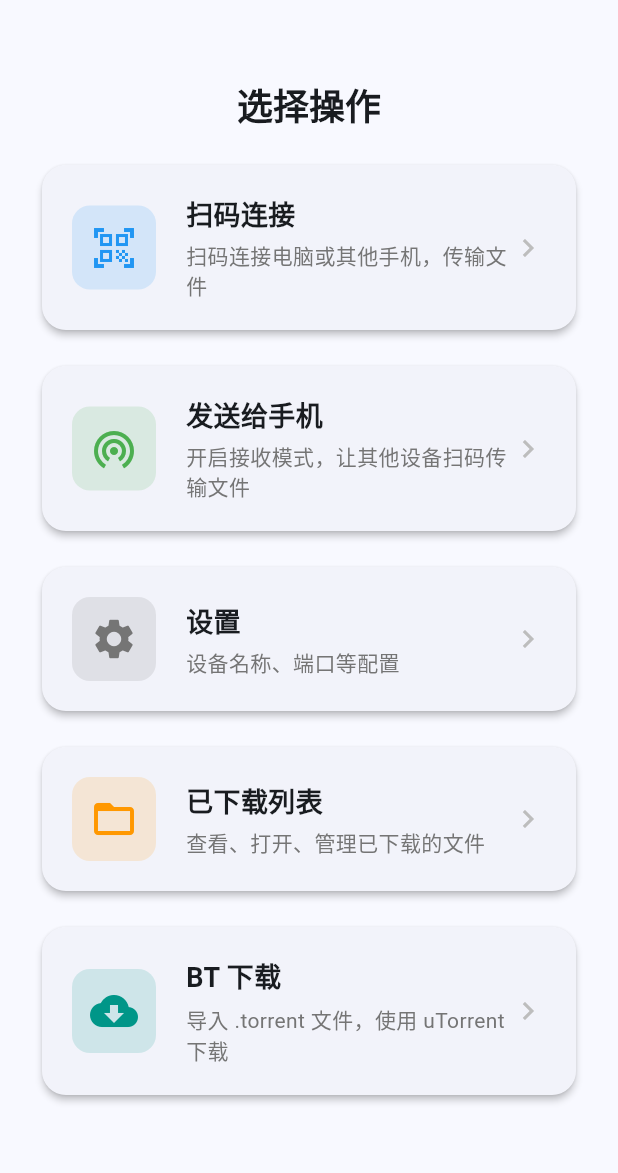
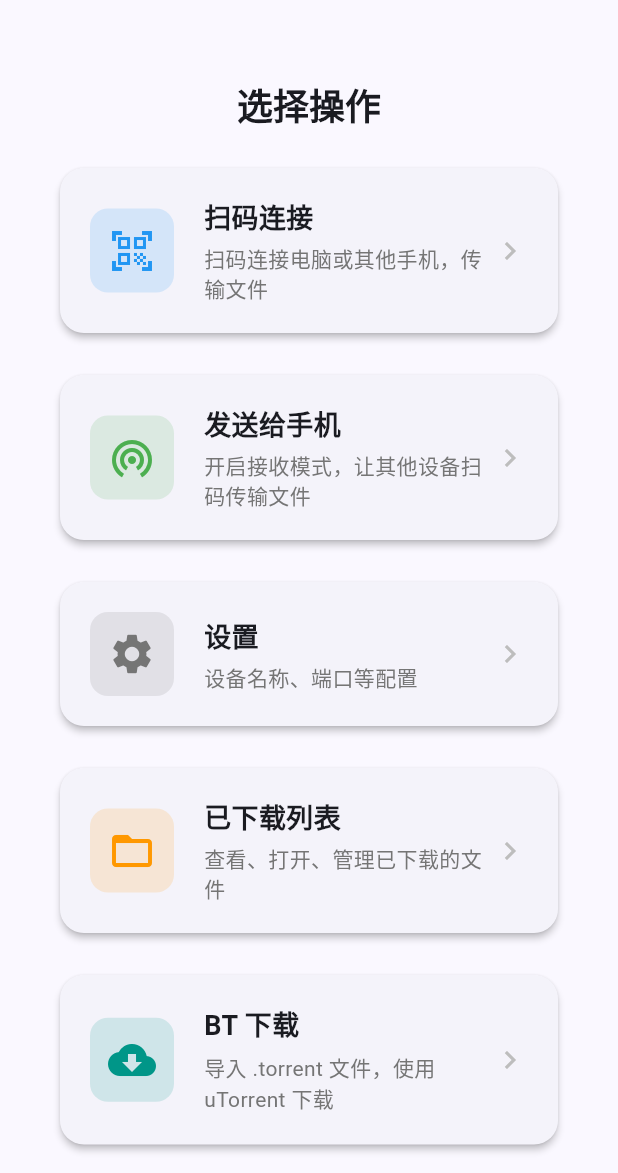
Before and after one commit to Stack0verF1ow/phoenix_bt_improve, a Flutter app: the screen it shows after launch, on a phone screen of 412 x 824 dp, the part 63-1236 px from its top. Run offline on Flutter 3.47's test engine with Material 3 defaults, Android fonts, the phone set to English and light mode, and no system bars; our stand-ins replace dio, file_picker, go_router, open_filex, qr_flutter, share_plus and 1 more; missing offline and left inert: b_encode_decode, bittorrent_dht, dart_ipify, dtorrent_common, dtorrent_parser, dtorrent_tracker and 4 more.

Commit message:
fix: re-apply AppTheme in app.dart and GoRouter content:// redirect
Co-Authored-By: Claude Opus 4.7 <noreply@anthropic.com>

```diff
--- a/phoenix_mobile/lib/app.dart
+++ b/phoenix_mobile/lib/app.dart
@@ -1,6 +1,8 @@
 import 'package:flutter/material.dart';
 import 'package:go_router/go_router.dart';
 import 'package:provider/provider.dart';
+
+import 'theme/app_theme.dart';
 
 import 'providers/connection_provider.dart';
 import 'providers/server_provider.dart';
@@ -15,6 +17,14 @@ import 'services/settings_service.dart';
 
 final _router = GoRouter(
   initialLocation: '/',
+  redirect: (context, state) {
+    // Ignore content:// and file:// URIs from Android intents
+    final loc = state.matchedLocation;
+    if (loc.startsWith('content://') || loc.startsWith('file://')) {
+      return '/';
+    }
+    return null;
+  },
   routes: [
     GoRoute(path: '/', builder: (_, __) => const HomeScreen()),
     GoRoute(path: '/scan', builder: (_, __) => const ScanScreen()),
@@ -40,16 +50,8 @@ class PhoenixHelperApp extends StatelessWidget {
       ],
       child: MaterialApp.router(
         title: 'Phoenix Helper',
-        theme: ThemeData(
-          colorSchemeSeed: Colors.blue,
-          useMaterial3: true,
-          brightness: Brightness.light,
-        ),
-        darkTheme: ThemeData(
-          colorSchemeSeed: Colors.blue,
-          useMaterial3: true,
-          brightness: Brightness.dark,
-        ),
+        theme: AppTheme.lightTheme(),
+        darkTheme: AppTheme.darkTheme(),
         routerConfig: _router,
         debugShowCheckedModeBanner: false,
       ),
```
